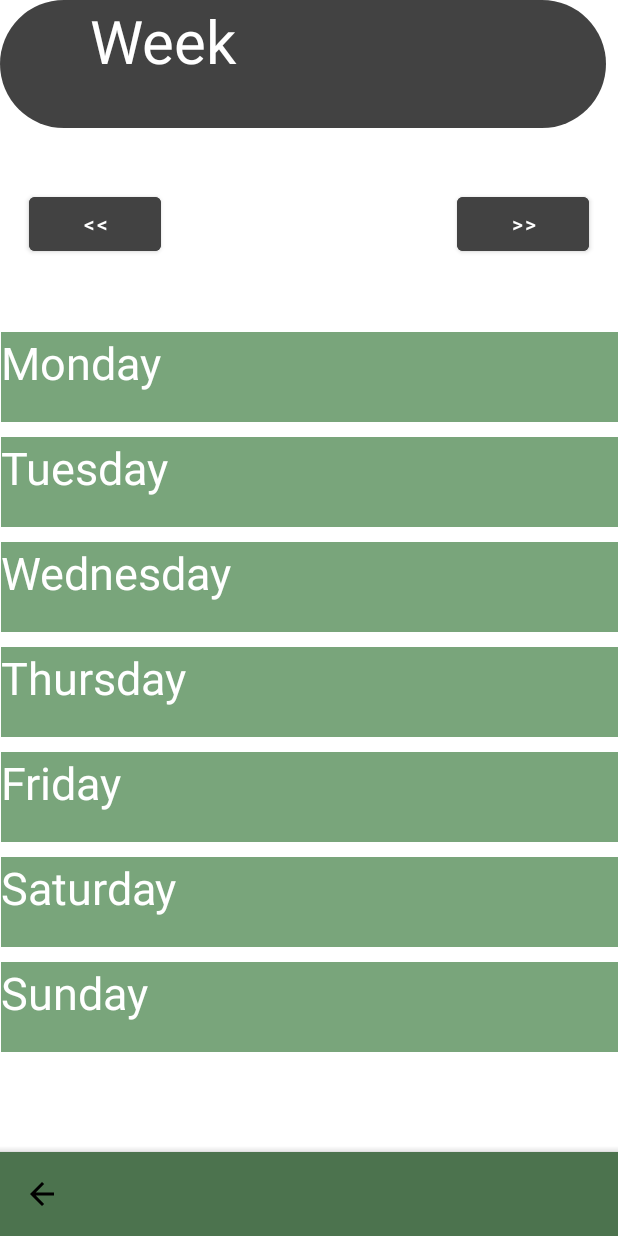
After one commit to Ayman92M/Application_team3, an Android app: the MealHistoryActivity screen opened directly, with no data from a screen before it, on a phone screen of 412 x 824 dp. The commit adds this screen. Run offline under Robolectric (Android 15) with nearby library versions, the phone set to English and light mode, and no system bars; Roboto replaces fonts that are not available here.

Commit message:
meal history layout

```diff
--- a/app/src/main/AndroidManifest.xml
+++ b/app/src/main/AndroidManifest.xml
@@ -18,6 +18,9 @@
         android:supportsRtl="true"
         android:theme="@style/Theme.Application_team3"
         tools:targetApi="31">
+        <activity
+            android:name=".MealHistoryActivity"
+            android:exported="false" />
         <activity
             android:name=".BottomNavigationActivity"
             android:exported="false" />
--- /dev/null
+++ b/app/src/main/java/com/example/application_team3/MealHistoryActivity.java
@@ -0,0 +1,14 @@
+package com.example.application_team3;
+
+import androidx.appcompat.app.AppCompatActivity;
+
+import android.os.Bundle;
+
+public class MealHistoryActivity extends AppCompatActivity {
+
+    @Override
+    protected void onCreate(Bundle savedInstanceState) {
+        super.onCreate(savedInstanceState);
+        setContentView(R.layout.activity_meal_history);
+    }
+}
--- /dev/null
+++ b/app/src/main/res/layout/activity_meal_history.xml
@@ -0,0 +1,163 @@
+<?xml version="1.0" encoding="utf-8"?>
+<androidx.constraintlayout.widget.ConstraintLayout xmlns:android="http://schemas.android.com/apk/res/android"
+    xmlns:app="http://schemas.android.com/apk/res-auto"
+    xmlns:tools="http://schemas.android.com/tools"
+    android:layout_width="match_parent"
+    android:layout_height="match_parent"
+    tools:context=".MealHistoryActivity">
+
+    <TextView
+        android:id="@+id/week"
+        android:layout_width="404dp"
+        android:layout_height="85dp"
+        android:background="@drawable/rounded_corner"
+        android:backgroundTint="@color/cardview_dark_background"
+        android:text="      Week"
+        android:textColor="@color/white"
+        android:textSize="40sp"
+        app:layout_constraintBottom_toTopOf="@+id/linearLayout"
+        app:layout_constraintTop_toTopOf="parent"
+        app:layout_constraintVertical_bias="0.0"
+        tools:layout_editor_absoluteX="-37dp" />
+
+    <LinearLayout
+        android:id="@+id/linearLayout"
+        android:layout_width="411dp"
+        android:layout_height="501dp"
+        android:layout_marginStart="1dp"
+        android:layout_marginEnd="1dp"
+        android:layout_marginBottom="1dp"
+        android:orientation="vertical"
+        app:layout_constraintBottom_toBottomOf="parent"
+        app:layout_constraintEnd_toEndOf="parent"
+        app:layout_constraintStart_toStartOf="parent"
+        app:layout_constraintTop_toTopOf="parent"
+        app:layout_constraintVertical_bias="0.626">
+
+
+        <TextView
+            android:id="@+id/monday"
+            android:layout_width="match_parent"
+            android:layout_height="60dp"
+            android:layout_marginTop="20dp"
+            android:background="@color/green_light"
+            android:text="@string/monday"
+            android:textColor="@color/white"
+            android:textSize="30sp" />
+
+        <TextView
+            android:id="@+id/tuesday"
+            android:layout_width="match_parent"
+            android:layout_height="60dp"
+            android:layout_marginTop="10dp"
+            android:background="@color/green_light"
+            android:text="@string/tuesday"
+            android:textColor="@color/white"
+            android:textSize="30sp" />
+
+        <TextView
+            android:id="@+id/wednesday"
+            android:layout_width="match_parent"
+            android:layout_height="60dp"
+            android:layout_marginTop="10dp"
+            android:background="@color/green_light"
+            android:text="@string/wednesday"
+            android:textColor="@color/white"
+            android:textSize="30sp" />
+
+        <TextView
+            android:id="@+id/thursday"
+            android:layout_width="match_parent"
+            android:layout_height="60dp"
+            android:layout_marginTop="10dp"
+            android:background="@color/green_light"
+            android:text="@string/thursday"
+            android:textColor="@color/white"
+            android:textSize="30sp" />
+
+        <TextView
+            android:id="@+id/friday"
+            android:layout_width="match_parent"
+            android:layout_height="60dp"
+            android:layout_marginTop="10dp"
+            android:background="@color/green_light"
+            android:text="@string/friday"
+            android:textColor="@color/white"
+            android:textSize="30sp" />
+
+        <TextView
+            android:id="@+id/saturday"
+            android:layout_width="match_parent"
+            android:layout_height="60dp"
+            android:layout_marginTop="10dp"
+            android:background="@color/green_light"
+            android:text="@string/saturday"
+            android:textColor="@color/white"
+            android:textSize="30sp" />
+
+        <TextView
+            android:id="@+id/sunday"
+            android:layout_width="match_parent"
+            android:layout_height="60dp"
+            android:layout_marginTop="10dp"
+            android:background="@color/green_light"
+            android:text="@string/sunday"
+            android:textColor="@color/white"
+            android:textSize="30sp" />
+
+    </LinearLayout>
+
+    <androidx.coordinatorlayout.widget.CoordinatorLayout
+        android:id="@+id/coordinatorLayout"
+        android:layout_width="match_parent"
+        android:layout_height="wrap_content"
+        tools:ignore="MissingConstraints">
+
+    </androidx.coordinatorlayout.widget.CoordinatorLayout>
+
+    <com.google.android.material.bottomappbar.BottomAppBar
+        android:id="@+id/bottomAppBar"
+        android:layout_width="match_parent"
+        android:layout_height="wrap_content"
+        android:layout_gravity="bottom"
+        android:layout_marginTop="17dp"
+        android:background="@color/green"
+        android:backgroundTint="@color/green"
+        app:layout_constraintBottom_toBottomOf="parent"
+        app:layout_constraintEnd_toEndOf="parent"
+        app:layout_constraintStart_toStartOf="parent"
+        app:menu="@menu/bottom_navigation_menu"
+        app:menuAlignmentMode="start"
+        tools:ignore="BottomAppBar">
+
+    </com.google.android.material.bottomappbar.BottomAppBar>
+
+    <Button
+        android:id="@+id/button8"
+        android:layout_width="wrap_content"
+        android:layout_height="wrap_content"
+        android:layout_marginStart="16dp"
+        android:layout_marginTop="11dp"
+        android:layout_marginEnd="194dp"
+        android:backgroundTint="@color/cardview_dark_background"
+        android:text="@string/backåt"
+        app:layout_constraintBottom_toTopOf="@+id/linearLayout"
+        app:layout_constraintEnd_toStartOf="@+id/button9"
+        app:layout_constraintStart_toStartOf="parent"
+        app:layout_constraintTop_toBottomOf="@+id/week" />
+
+    <Button
+        android:id="@+id/button9"
+        android:layout_width="wrap_content"
+        android:layout_height="wrap_content"
+        android:layout_marginTop="11dp"
+        android:layout_marginEnd="16dp"
+        android:backgroundTint="@color/cardview_dark_background"
+        android:text="@string/framåt"
+        app:layout_constraintBottom_toTopOf="@+id/linearLayout"
+        app:layout_constraintEnd_toEndOf="parent"
+        app:layout_constraintStart_toEndOf="@+id/button8"
+        app:layout_constraintTop_toBottomOf="@+id/week" />
+
+
+</androidx.constraintlayout.widget.ConstraintLayout>
--- a/app/src/main/res/values/strings.xml
+++ b/app/src/main/res/values/strings.xml
@@ -27,5 +27,14 @@
     <string name="edit">Edit</string>
     <string name="framåt"><![CDATA[>>]]></string>
     <string name="backåt"><![CDATA[<<]]></string>
+    <string name="week">Week</string>
+    <string name="calender_week">Week</string>
+    <string name="monday">Monday</string>
+    <string name="tuesday">Tuesday</string>
+    <string name="wednesday">Wednesday</string>
+    <string name="thursday">Thursday</string>
+    <string name="friday">Friday</string>
+    <string name="saturday">Saturday</string>
+    <string name="sunday">Sunday</string>
 
 </resources>
```
